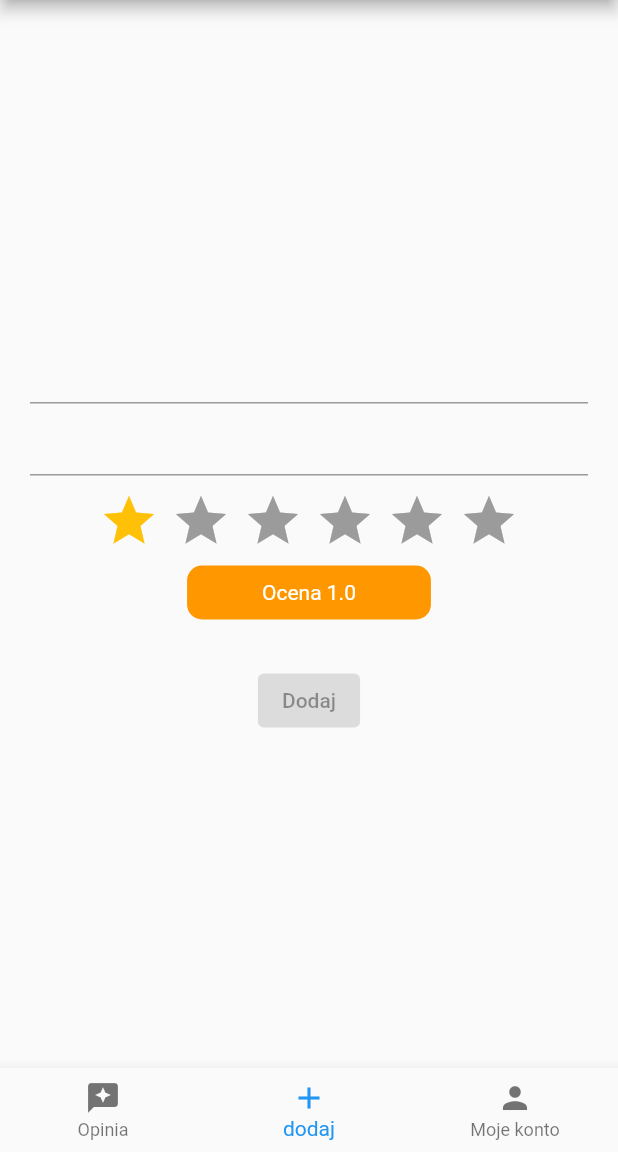
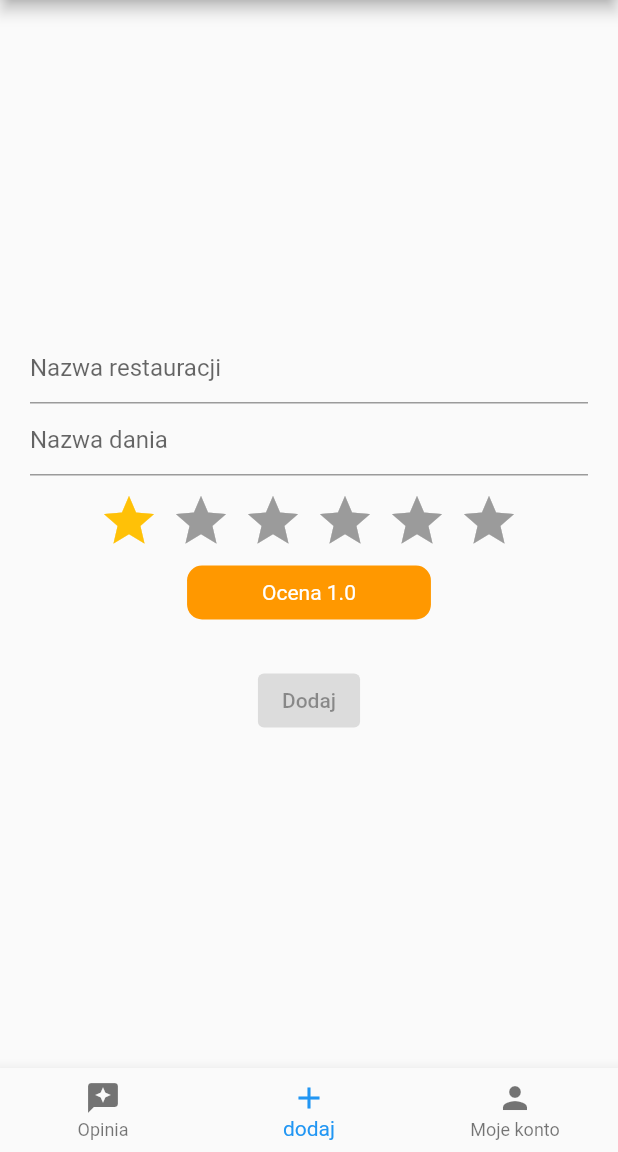
Before and after one commit to dawidskalski/restauracje_lodz, a Flutter app: the screen it shows once a user with an empty profile is signed in, item 2 of the bottom bar chosen, on a phone screen of 412 x 824 dp, the part 84-1236 px from its top. Run offline on Flutter 3.47's test engine with Material 2 defaults, Android fonts, the phone set to English and light mode, and no system bars; drawn by our look-alikes of flutter_rating_bar; our stand-ins replace bloc, cloud_firestore, firebase_auth, firebase_core, flutter_bloc; accounts and stored records are empty; network calls fail.

```diff
--- a/lib/app/features/home/add_opinion/add_opinion_page_content.dart
+++ b/lib/app/features/home/add_opinion/add_opinion_page_content.dart
@@ -28,6 +28,7 @@ class _AddOpinionPageContentState extends State<AddOpinionPageContent> {
           mainAxisAlignment: MainAxisAlignment.center,
           children: [
             TextField(
+              decoration: InputDecoration(hintText: 'Nazwa restauracji'),
               onChanged: (newValue) {
                 setState(() {
                   restaurantName = newValue;
@@ -35,6 +36,7 @@ class _AddOpinionPageContentState extends State<AddOpinionPageContent> {
               },
             ),
             TextField(
+              decoration: InputDecoration(hintText: 'Nazwa dania'),
               onChanged: (newValue) {
                 setState(
                   () {
--- a/lib/app/features/login/login_page.dart
+++ b/lib/app/features/login/login_page.dart
@@ -31,11 +31,11 @@ class _LoginPageState extends State<LoginPage> {
                   : 'Zaloguj się'),
               const SizedBox(height: 50),
               TextField(
-
+                decoration: InputDecoration(hintText: 'E-mail'),
                 controller: widget.emailController,
               ),
               TextField(
-
+                decoration: InputDecoration(hintText: 'Password'),
                 controller: widget.passwordController,
                 obscureText: true,
               ),
```
Also changed, not shown: pubspec.yaml (+9 -0 lines), pubspec.lock.
